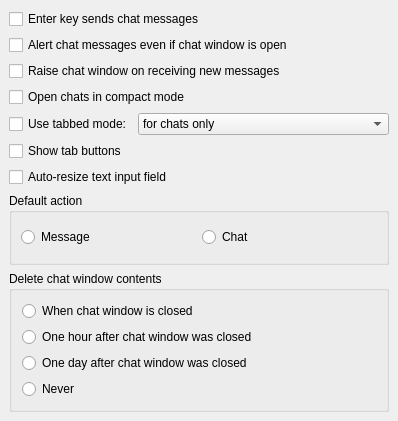
The window that src/options/opt_chat.ui (psi-plus/psi-plus-snapshots) describes before a commit, drawn with Qt 5.
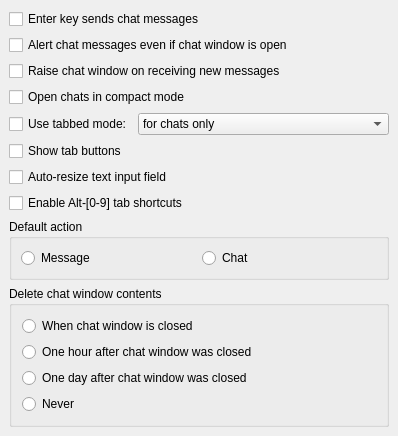
The same window after the commit.

Diff of the .ui file:
```diff
--- a/src/options/opt_chat.ui
+++ b/src/options/opt_chat.ui
@@ -133,6 +133,13 @@
      </property>
     </widget>
    </item>
+   <item>
+    <widget class="QCheckBox" name="ck_tabShortcuts" >
+     <property name="text" >
+      <string>Enable Alt-[0-9] tab shortcuts</string>
+     </property>
+    </widget>
+   </item>
    <item>
     <widget class="QGroupBox" name="groupBox18" >
      <property name="title" >
```
